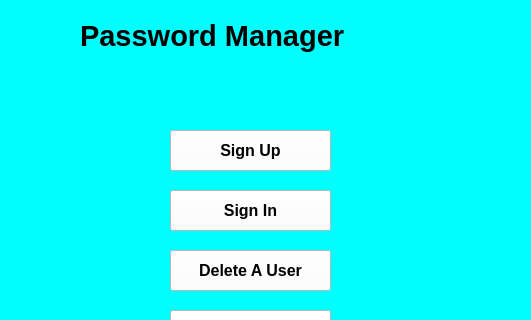
First picture: the form in main_menu.ui, repository Louay-Barraq/PasswordAndCreditCard-Manager, before the edit; both pictures show x 120 to 651 and y 0 to 320 of the 750 by 520 pixel window.
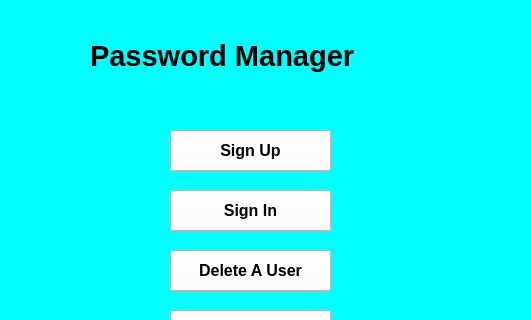
Second picture: the form after the edit. Icons and pictures are not drawn.

Commit message: Fixed Height And Width

```diff
--- a/main_menu.ui
+++ b/main_menu.ui
@@ -24,8 +24,8 @@
    <widget class="QLabel" name="Title">
     <property name="geometry">
      <rect>
-      <x>200</x>
-      <y>0</y>
+      <x>210</x>
+      <y>20</y>
       <width>361</width>
       <height>71</height>
      </rect>
```
